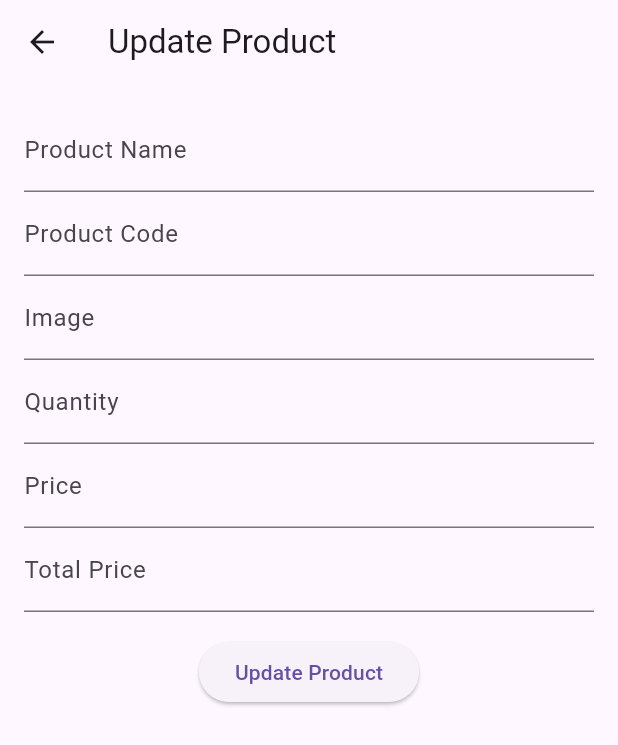
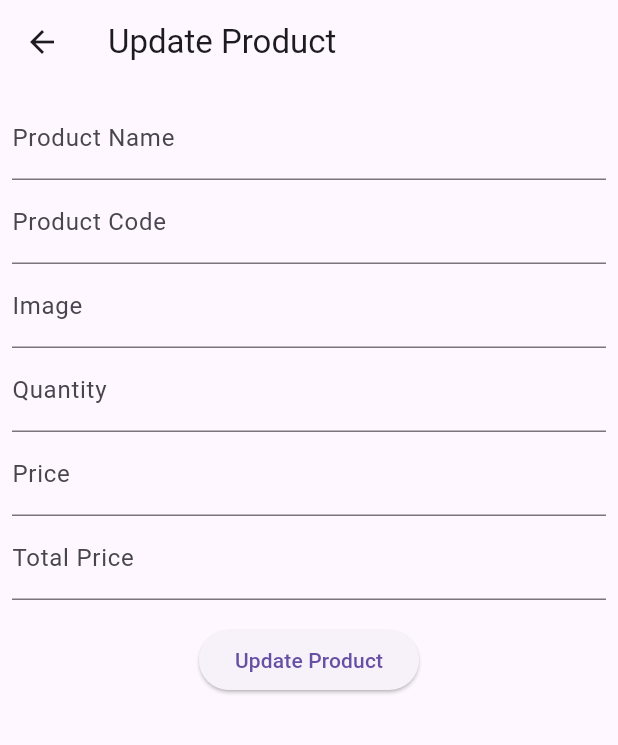
Before and after one commit to MrJohir/crud_app_ostad, a Flutter app: the ProductItem widget shown alone on an empty page, opened directly with empty values, after a tap on the "edit" icon, on a phone screen of 412 x 824 dp. Shown: the top 745 px of the screen. Run offline on Flutter 3.47's test engine with Material 3 defaults, Android fonts, the phone set to English and light mode, and no system bars; network calls fail.

Commit message:
code added

```diff
--- a/lib/app.dart
+++ b/lib/app.dart
@@ -2,7 +2,6 @@ import 'package:crud_app_ostad/models/product.dart';
 import 'package:crud_app_ostad/ui/screens/add_new_product_screen.dart';
 import 'package:crud_app_ostad/ui/screens/product_list_screen.dart';
 import 'package:crud_app_ostad/ui/screens/update_product_screen.dart';
-import 'package:flutter/cupertino.dart';
 import 'package:flutter/material.dart';
 
 class CRUDApp extends StatelessWidget {
@@ -11,6 +10,7 @@ class CRUDApp extends StatelessWidget {
   @override
   Widget build(BuildContext context) {
     return MaterialApp(
+      debugShowCheckedModeBanner: false,
       initialRoute: '/',
       onGenerateRoute: (RouteSettings settings) {
         late Widget widget;
--- a/lib/ui/screens/update_product_screen.dart
+++ b/lib/ui/screens/update_product_screen.dart
@@ -1,7 +1,6 @@
 import 'dart:convert';
 
 import 'package:crud_app_ostad/models/product.dart';
-import 'package:flutter/cupertino.dart';
 import 'package:flutter/material.dart';
 import 'package:http/http.dart';
 
@@ -22,6 +21,7 @@ class _UpdateProductScreenState extends State<UpdateProductScreen> {
   final TextEditingController _quantityTEController = TextEditingController();
   final TextEditingController _priceTEController = TextEditingController();
   final TextEditingController _totalPriceTEController = TextEditingController();
+  final GlobalKey<FormState> _formKey = GlobalKey<FormState>();
   bool _updateProductInProgress = false;
 
   @override
@@ -44,7 +44,7 @@ class _UpdateProductScreenState extends State<UpdateProductScreen> {
       ),
       body: SingleChildScrollView(
         child: Padding(
-          padding: const EdgeInsets.all(16),
+          padding: const EdgeInsets.all(8),
           child: _buildProductForm(),
         ),
       ),
@@ -53,6 +53,7 @@ class _UpdateProductScreenState extends State<UpdateProductScreen> {
 
   Widget _buildProductForm() {
     return Form(
+      key: _formKey,
       child: Column(
         children: [
           TextFormField(
@@ -172,10 +173,8 @@ class _UpdateProductScreenState extends State<UpdateProductScreen> {
       headers: {'Content-Type': 'application/json'},
       body: jsonEncode(requestBody),
     );
-    print(response.statusCode);
-    print(response.body);
     _updateProductInProgress = false;
-
+    setState(() {});
     if (response.statusCode == 200) {
       ScaffoldMessenger.of(context).showSnackBar(
           const SnackBar(content: Text('Product has been Update!')));
--- a/lib/ui/widgets/product_item.dart
+++ b/lib/ui/widgets/product_item.dart
@@ -1,17 +1,22 @@
 import 'package:crud_app_ostad/models/product.dart';
 import 'package:crud_app_ostad/ui/screens/update_product_screen.dart';
-import 'package:flutter/cupertino.dart';
 import 'package:flutter/material.dart';
 
 class ProductItem extends StatelessWidget {
-  const ProductItem({super.key, required this.product});
+  const ProductItem({super.key, required this.product,this.onDeleteTab});
+
   final Product product;
+  final VoidCallback? onDeleteTab;
+
   @override
   Widget build(BuildContext context) {
     return ListTile(
-      leading: Image.network(product.image ?? '',width: 20,),
-      title:  Text(product.productName ?? ''),
-      subtitle:  Column(
+      leading: Image.network(
+        product.image ?? '',
+        fit: BoxFit.cover,
+      ),
+      title: Text(product.productName ?? ''),
+      subtitle: Column(
         crossAxisAlignment: CrossAxisAlignment.start,
         children: [
           Text('Product Code: ${product.productCode ?? ''}'),
@@ -24,13 +29,14 @@ class ProductItem extends StatelessWidget {
         children: [
           IconButton(
               onPressed: () {
-                Navigator.pushNamed(context, UpdateProductScreen.name,arguments: product);
+                Navigator.pushNamed(context, UpdateProductScreen.name,
+                    arguments: product);
               },
               icon: const Icon(Icons.edit)),
           const SizedBox(
             width: 8,
           ),
-          IconButton(onPressed: () {}, icon: const Icon(Icons.delete)),
+          IconButton(onPressed: onDeleteTab, icon: const Icon(Icons.delete)),
         ],
       ),
     );
```
Also changed, not shown: lib/ui/screens/add_new_product_screen.dart (+18 -11 lines), lib/ui/screens/product_list_screen.dart (+54 -11 lines), 1 other file.
